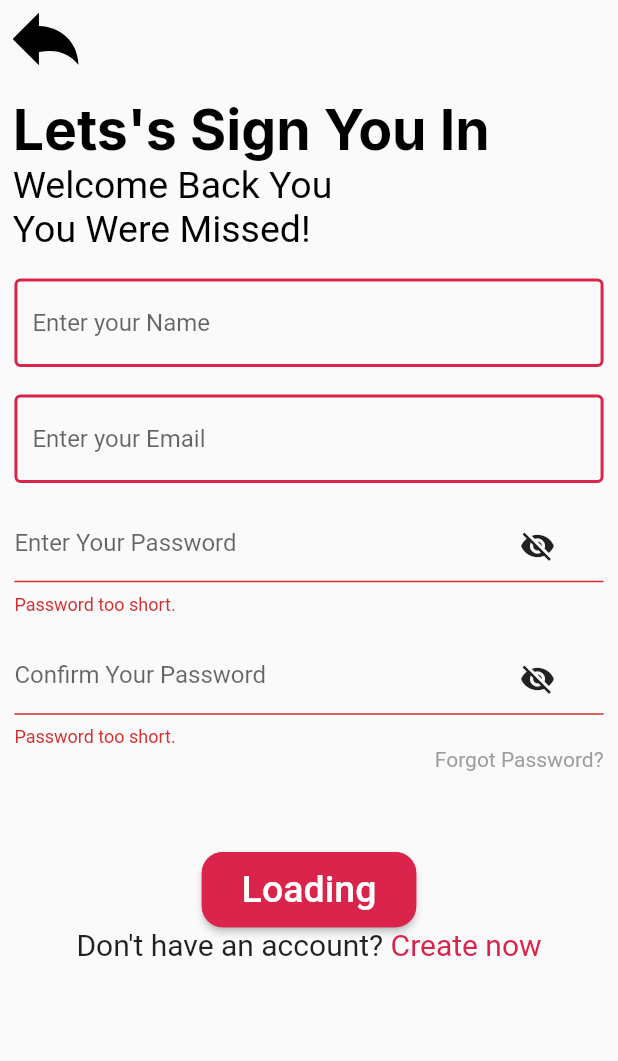
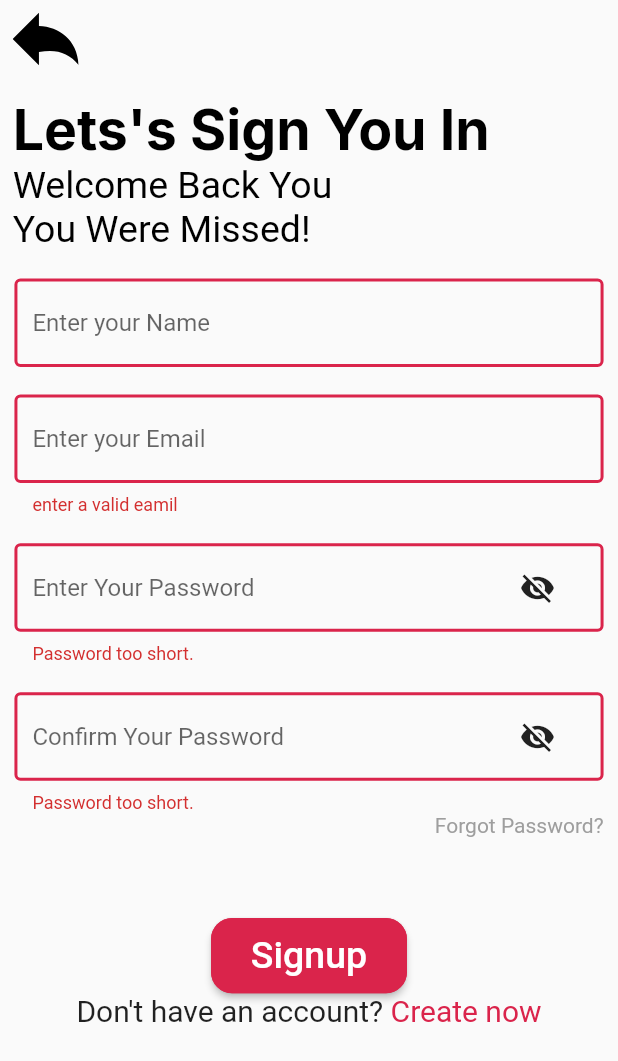
Before and after one commit to BharathKumar-99/srab, a Flutter app: the Register screen opened by its route, after a tap on "Signup", on a phone screen of 412 x 824 dp. Shown: the top 1061 px of the screen. Run offline on Flutter 3.47's test engine with Material 2 defaults, Android fonts, the phone set to English and light mode, and no system bars; our stand-ins replace firebase_auth, firebase_core, flutter_svg, google_fonts; accounts and stored records are empty; network calls fail; Roboto replaces fonts that are missing (Iceland, Tinos).

Commit message:
email validator

```diff
--- a/lib/Screens/Register.dart
+++ b/lib/Screens/Register.dart
@@ -14,13 +14,13 @@ class Register extends StatefulWidget {
 
 class _RegisterState extends State<Register> {
   final _formkeyregister = GlobalKey<FormState>();
-  final _Scafoldkey=GlobalKey<ScaffoldState>();
+  final _Scafoldkey = GlobalKey<ScaffoldState>();
 
   final TextEditingController emailsignup = TextEditingController();
   final TextEditingController passwordsignup = TextEditingController();
   final TextEditingController confirmpasswordsignup = TextEditingController();
   final TextEditingController signupname = TextEditingController();
-  bool _isloading=false;
+  bool _isloading = false;
   bool _obscureText = true;
 
   late String _password;
@@ -32,6 +32,7 @@ class _RegisterState extends State<Register> {
       _obscureText = !_obscureText;
     });
   }
+
   @override
   Widget build(BuildContext context) {
     var height = MediaQuery.of(context).size.height;
@@ -46,6 +47,12 @@ class _RegisterState extends State<Register> {
       },
       textInputAction: TextInputAction.next,
       decoration: const InputDecoration(
+        errorBorder: OutlineInputBorder(
+          borderSide: BorderSide(color: CustomColor.cosmic_red, width: 2.0),
+        ),
+        focusedErrorBorder: OutlineInputBorder(
+          borderSide: BorderSide(color: CustomColor.cosmic_red, width: 2.0),
+        ),
         focusedBorder: OutlineInputBorder(
           borderSide: BorderSide(color: CustomColor.cosmic_red, width: 2.0),
         ),
@@ -54,8 +61,10 @@ class _RegisterState extends State<Register> {
         ),
         hintText: 'Enter your Email',
       ),
+      validator: (val) =>
+          val!.isEmpty || !val.contains("@") ? "enter a valid eamil" : null,
     );
-final emailName=TextFormField(
+    final emailName = TextFormField(
       controller: signupname,
       onSaved: (value) {
         signupname.text = value!;
@@ -63,6 +72,12 @@ final emailName=TextFormField(
       textInputAction: TextInputAction.next,
       decoration: const InputDecoration(
         focusedBorder: OutlineInputBorder(
+          borderSide: BorderSide(color: CustomColor.cosmic_red, width: 2.0),
+        ),
+        errorBorder: OutlineInputBorder(
+          borderSide: BorderSide(color: CustomColor.cosmic_red, width: 2.0),
+        ),
+        focusedErrorBorder: OutlineInputBorder(
           borderSide: BorderSide(color: CustomColor.cosmic_red, width: 2.0),
         ),
         enabledBorder: OutlineInputBorder(
@@ -77,6 +92,12 @@ final emailName=TextFormField(
         focusedBorder: const OutlineInputBorder(
           borderSide: BorderSide(color: CustomColor.cosmic_red, width: 2.0),
         ),
+        errorBorder: const OutlineInputBorder(
+          borderSide: BorderSide(color: CustomColor.cosmic_red, width: 2.0),
+        ),
+        focusedErrorBorder: const OutlineInputBorder(
+          borderSide: BorderSide(color: CustomColor.cosmic_red, width: 2.0),
+        ),
         enabledBorder: const OutlineInputBorder(
           borderSide: BorderSide(color: CustomColor.cosmic_red, width: 2.0),
         ),
@@ -88,11 +109,10 @@ final emailName=TextFormField(
       ),
       validator: (val) => val!.length < 6 ? 'Password too short.' : null,
       onSaved: (val) {
-        _passwordlength=val!;
+        _passwordlength = val!;
         _password = val;
         passwordsignup.text = val;
       },
-
       textInputAction: TextInputAction.done,
       obscureText: _obscureText,
     );
@@ -102,11 +122,16 @@ final emailName=TextFormField(
         focusedBorder: const OutlineInputBorder(
           borderSide: BorderSide(color: CustomColor.cosmic_red, width: 2.0),
         ),
+        errorBorder: const OutlineInputBorder(
+          borderSide: BorderSide(color: CustomColor.cosmic_red, width: 2.0),
+        ),
+        focusedErrorBorder: const OutlineInputBorder(
+          borderSide: BorderSide(color: CustomColor.cosmic_red, width: 2.0),
+        ),
         enabledBorder: const OutlineInputBorder(
           borderSide: BorderSide(color: CustomColor.cosmic_red, width: 2.0),
         ),
         hintText: 'Confirm Your Password',
-
         suffixIcon: FlatButton(
             onPressed: _toggle,
             child:
@@ -114,8 +139,7 @@ final emailName=TextFormField(
       ),
       validator: (val) => val!.length < 6 ? 'Password too short.' : null,
       onSaved: (val) {
-
-        _passwordlength=val!;
+        _passwordlength = val!;
         _password = val;
         confirmpasswordsignup.text = val;
       },
@@ -125,13 +149,13 @@ final emailName=TextFormField(
 
     return Scaffold(
       body: SafeArea(
-        child: SingleChildScrollView(
         child: Padding(
-            padding:  EdgeInsets.all(height / 97.625),
-            child: Column(
-                  crossAxisAlignment: CrossAxisAlignment.start,
+          padding: EdgeInsets.all(height / 97.625),
+          child: ListView(
             children: [
-                    SvgPicture.asset("assets/login_back.svg"),
+              Align(
+                  alignment: Alignment.topLeft,
+                  child: SvgPicture.asset("assets/login_back.svg")),
               SizedBox(
                 height: twentyheight,
               ),
@@ -145,11 +169,13 @@ final emailName=TextFormField(
                     color: Colors.black,
                     fontSize: 25,
                   )),
-                    Text("You Were Missed!",
+              Text(
+                "You Were Missed!",
                 style: GoogleFonts.iceland(
                   color: Colors.black,
                   fontSize: 25,
-                        ),),
+                ),
+              ),
               SizedBox(
                 height: height / 45,
               ),
@@ -194,25 +220,25 @@ final emailName=TextFormField(
                 child: ElevatedButton(
                   onPressed: () {
                     setState(() {
-                          _isloading =true;
+                      _isloading = true;
                     });
-                        if(_formkeyregister.currentState!.validate()){
-
-                          final snackbar=SnackBar(content: const Text("data"));
+                    if (_formkeyregister.currentState!.validate()) {
+                      final snackbar = SnackBar(content: const Text("data"));
                       _Scafoldkey.currentState!.showSnackBar(snackbar);
                     }
-
+                    setState(() {
+                      _isloading = false;
+                    });
                   },
                   child: Padding(
                     padding: EdgeInsets.all(height / 78.1),
-                          child:  Text(
-                            _isloading?"Loading":
-                            "Signup",
+                    child: Text(
+                      _isloading ? "Loading" : "Signup",
                       style: TextStyle(fontSize: 25),
                     ),
                   ),
                   style: ElevatedButton.styleFrom(
-                          side:  BorderSide(
+                    side: BorderSide(
                       width: 2.0,
                       color: CustomColor.cosmic_red,
                     ),
@@ -244,7 +270,6 @@ final emailName=TextFormField(
           ),
         ),
       ),
-      ),
     );
   }
 }
--- a/pubspec.yaml
+++ b/pubspec.yaml
@@ -35,6 +35,7 @@ dependencies:
   flutter_svg: ^1.0.3
   google_fonts: ^2.3.1
   provider: ^6.0.2
+
 
 dev_dependencies:
 
```
Lines whose indentation alone changed are shown as unchanged.
